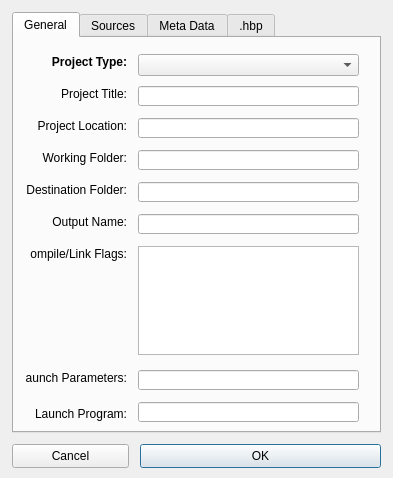
This is harbour/contrib/hbide/resources/projectproperties.ui in harbour/core as Qt 5 draws it before an edit. The edited form follows.
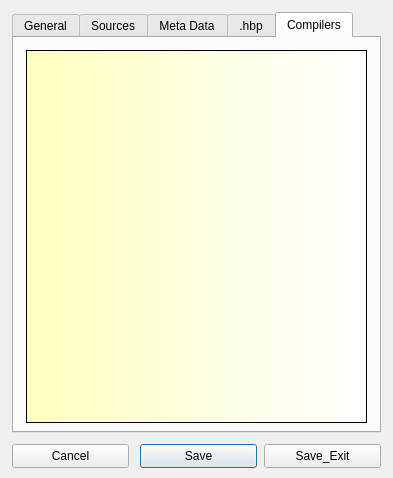
This is the edited form. The open tabs and pages were chosen to show the change.

Commit message: 2009-12-03 23:24 UTC-0800 Pritpal Bedi (pritpal@vouchcac.com)   * contrib/hbide/hbide.ch   + contrib/hbide/hbide.env   * contrib/hbide/hbide.prg   * contrib/hbide/idemisc.prg   * contrib/hbide/projects/hbide.hbi   * contrib/hbide/resources/projectproperties.ui     + Started the possibility to switch to any compiler while building a project.     ! Implemented tooltips on <Project Properties> dialog components.     + Added one more tab <Compilers> which holds the contents of hbide.env       residing alongside hbide.exe.

The edit to the form file:
```diff
--- a/harbour/contrib/hbide/resources/projectproperties.ui
+++ b/harbour/contrib/hbide/resources/projectproperties.ui
@@ -261,6 +261,16 @@
        <height>109</height>
       </rect>
      </property>
+     <property name="toolTip">
+      <string>&lt;!DOCTYPE HTML PUBLIC &quot;-//W3C//DTD HTML 4.0//EN&quot; &quot;http://www.w3.org/TR/REC-html40/strict.dtd&quot;&gt;
+&lt;html&gt;&lt;head&gt;&lt;meta name=&quot;qrichtext&quot; content=&quot;1&quot; /&gt;&lt;style type=&quot;text/css&quot;&gt;
+p, li { white-space: pre-wrap; }
+&lt;/style&gt;&lt;/head&gt;&lt;body style=&quot; font-family:'MS Shell Dlg 2'; font-size:8.25pt; font-weight:400; font-style:normal;&quot;&gt;
+&lt;p align=&quot;center&quot; style=&quot; margin-top:0px; margin-bottom:0px; margin-left:0px; margin-right:0px; -qt-block-indent:0; text-indent:0px;&quot;&gt;&lt;span style=&quot; font-size:8pt;&quot;&gt;Compiler/Linker flags may include all commands except the source files list. Additional libraries can be included here.&lt;/span&gt;&lt;/p&gt;&lt;/body&gt;&lt;/html&gt;</string>
+     </property>
+     <property name="styleSheet">
+      <string>background-color: qlineargradient(spread:pad, x1:0, y1:0, x2:1, y2:0, stop:0 rgba(128, 170, 165, 255), stop:1 rgba(255, 255, 255, 255));</string>
+     </property>
      <property name="lineWrapMode">
       <enum>QPlainTextEdit::NoWrap</enum>
      </property>
@@ -397,6 +407,38 @@
      </property>
     </widget>
    </widget>
+   <widget class="QWidget" name="tabCompilers">
+    <attribute name="title">
+     <string>Compilers</string>
+    </attribute>
+    <widget class="QPlainTextEdit" name="editCompilers">
+     <property name="geometry">
+      <rect>
+       <x>12</x>
+       <y>12</y>
+       <width>341</width>
+       <height>373</height>
+      </rect>
+     </property>
+     <property name="toolTip">
+      <string>&lt;!DOCTYPE HTML PUBLIC &quot;-//W3C//DTD HTML 4.0//EN&quot; &quot;http://www.w3.org/TR/REC-html40/strict.dtd&quot;&gt;
+&lt;html&gt;&lt;head&gt;&lt;meta name=&quot;qrichtext&quot; content=&quot;1&quot; /&gt;&lt;style type=&quot;text/css&quot;&gt;
+p, li { white-space: pre-wrap; }
+&lt;/style&gt;&lt;/head&gt;&lt;body style=&quot; font-family:'MS Shell Dlg 2'; font-size:8.25pt; font-weight:400; font-style:normal;&quot;&gt;
+&lt;p align=&quot;center&quot; style=&quot; margin-top:0px; margin-bottom:0px; margin-left:0px; margin-right:0px; -qt-block-indent:0; text-indent:0px;&quot;&gt;&lt;span style=&quot; font-size:8pt;&quot;&gt;HBIDE employes the concept of keeping everything tied together. It means all complier specific environments are kept together in a convinient way and applied as per need.&lt;/span&gt;&lt;/p&gt;
+&lt;p align=&quot;center&quot; style=&quot;-qt-paragraph-type:empty; margin-top:0px; margin-bottom:0px; margin-left:0px; margin-right:0px; -qt-block-indent:0; text-indent:0px; font-size:8pt;&quot;&gt;&lt;/p&gt;
+&lt;p align=&quot;center&quot; style=&quot; margin-top:0px; margin-bottom:0px; margin-left:0px; margin-right:0px; -qt-block-indent:0; text-indent:0px;&quot;&gt;&lt;span style=&quot; font-size:8pt;&quot;&gt;So here you view/edit all the environments you employ in your applications. At the time you will build the project, a list of stated environments will be presented to choose from.&lt;/span&gt;&lt;/p&gt;
+&lt;p align=&quot;center&quot; style=&quot;-qt-paragraph-type:empty; margin-top:0px; margin-bottom:0px; margin-left:0px; margin-right:0px; -qt-block-indent:0; text-indent:0px; font-size:8pt;&quot;&gt;&lt;/p&gt;
+&lt;p align=&quot;center&quot; style=&quot; margin-top:0px; margin-bottom:0px; margin-left:0px; margin-right:0px; -qt-block-indent:0; text-indent:0px;&quot;&gt;&lt;span style=&quot; font-size:8pt;&quot;&gt;This opens up the possibility to experiment with different compilers without re-opening the IDE or setting up the envvars manually.&lt;/span&gt;&lt;/p&gt;&lt;/body&gt;&lt;/html&gt;</string>
+     </property>
+     <property name="styleSheet">
+      <string>background-color: qlineargradient(spread:pad, x1:0, y1:0, x2:1, y2:0, stop:0 rgba(255, 255, 191, 255), stop:1 rgba(255, 255, 255, 255));</string>
+     </property>
+     <property name="lineWrapMode">
+      <enum>QPlainTextEdit::NoWrap</enum>
+     </property>
+    </widget>
+   </widget>
   </widget>
   <widget class="QPushButton" name="buttonCn">
    <property name="geometry">
@@ -419,12 +461,12 @@
     <rect>
      <x>140</x>
      <y>444</y>
-     <width>241</width>
+     <width>117</width>
      <height>24</height>
     </rect>
    </property>
    <property name="text">
-    <string>OK</string>
+    <string>Save</string>
    </property>
    <property name="autoDefault">
     <bool>false</bool>
@@ -433,6 +475,19 @@
     <bool>true</bool>
    </property>
   </widget>
+  <widget class="QPushButton" name="buttonSaveExit">
+   <property name="geometry">
+    <rect>
+     <x>264</x>
+     <y>444</y>
+     <width>117</width>
+     <height>24</height>
+    </rect>
+   </property>
+   <property name="text">
+    <string>Save_Exit</string>
+   </property>
+  </widget>
  </widget>
  <resources/>
  <connections/>
```
Left out of the diff: 85 changed lines with no effect on the pictures. The commit also changes 6 other files.
